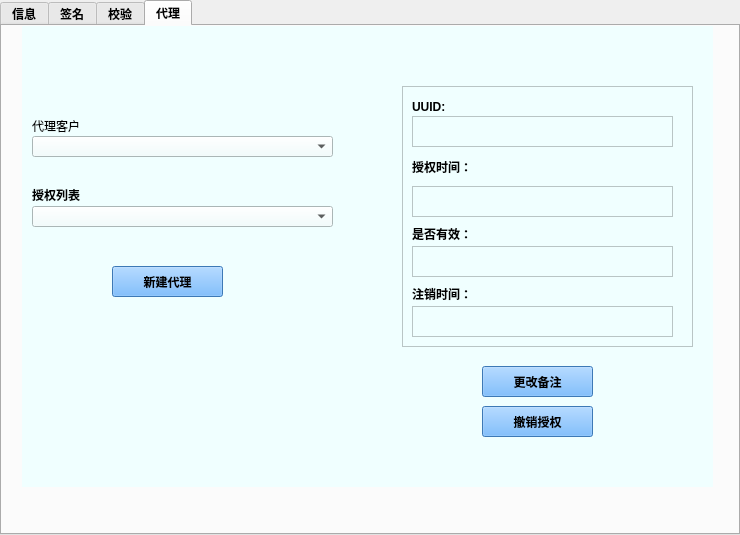
This is Proxy.ui in Hazel-svg/ProxySinature as Qt 5 draws it before an edit. The edited form follows.
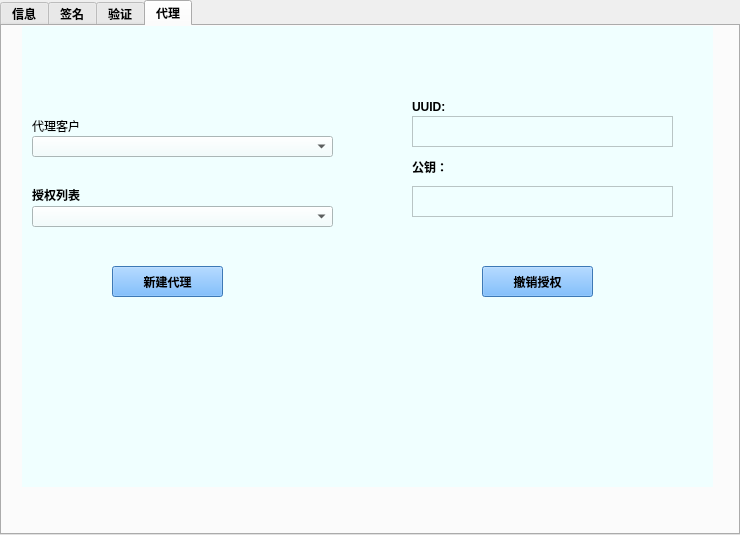
This is the edited form. The open tabs and pages were chosen to show the change. Icons and pictures are not drawn.

What changed in the file:
```diff
--- a/Proxy.ui
+++ b/Proxy.ui
@@ -511,7 +511,7 @@
      <normaloff>C:/Users/zhy/.designer/backup/Resources/verify.png</normaloff>C:/Users/zhy/.designer/backup/Resources/verify.png</iconset>
    </attribute>
    <attribute name="title">
-    <string>校验</string>
+    <string>验证</string>
    </attribute>
    <layout class="QHBoxLayout" name="horizontalLayout">
     <item>
@@ -879,43 +879,11 @@
     <property name="styleSheet">
      <string notr="true">background-color: rgb(240, 255, 255);</string>
     </property>
-    <widget class="QTextBrowser" name="textBrowser_12">
+    <widget class="QPushButton" name="btn_cancleauthorize">
      <property name="geometry">
       <rect>
-       <x>40</x>
-       <y>60</y>
-       <width>291</width>
-       <height>261</height>
-      </rect>
-     </property>
-    </widget>
-    <widget class="QPushButton" name="changeremark_btn">
-     <property name="geometry">
-      <rect>
        <x>120</x>
-       <y>340</y>
-       <width>111</width>
-       <height>31</height>
-      </rect>
-     </property>
-     <property name="font">
-      <font>
-       <weight>75</weight>
-       <bold>true</bold>
-      </font>
-     </property>
-     <property name="styleSheet">
-      <string notr="true">background-color: rgb(85, 170, 255);</string>
-     </property>
-     <property name="text">
-      <string>更改备注</string>
-     </property>
-    </widget>
-    <widget class="QPushButton" name="cancleauthorize_btn">
-     <property name="geometry">
-      <rect>
-       <x>120</x>
-       <y>380</y>
+       <y>240</y>
        <width>111</width>
        <height>31</height>
       </rect>
@@ -933,26 +901,7 @@
       <string>撤销授权</string>
      </property>
     </widget>
-    <widget class="QLabel" name="label_22">
-     <property name="geometry">
-      <rect>
-       <x>50</x>
-       <y>200</y>
-       <width>111</width>
-       <height>16</height>
-      </rect>
-     </property>
-     <property name="font">
-      <font>
-       <weight>75</weight>
-       <bold>true</bold>
-      </font>
-     </property>
-     <property name="text">
-      <string>是否有效：</string>
-     </property>
-    </widget>
-    <widget class="QLabel" name="uuid">
+    <widget class="QLabel" name="lable_uuid">
      <property name="geometry">
       <rect>
        <x>50</x>
@@ -981,17 +930,7 @@
       </rect>
      </property>
     </widget>
-    <widget class="QTextBrowser" name="effective">
-     <property name="geometry">
-      <rect>
-       <x>50</x>
-       <y>220</y>
-       <width>261</width>
-       <height>31</height>
-      </rect>
-     </property>
-    </widget>
-    <widget class="QTextBrowser" name="authorizetime">
+    <widget class="QTextBrowser" name="text_proxypublickey">
      <property name="geometry">
       <rect>
        <x>50</x>
@@ -1017,36 +956,7 @@
       </font>
      </property>
      <property name="text">
-      <string>授权时间：</string>
-     </property>
-    </widget>
-    <widget class="QLabel" name="label_23">
-     <property name="geometry">
-      <rect>
-       <x>50</x>
-       <y>260</y>
-       <width>81</width>
-       <height>16</height>
-      </rect>
-     </property>
-     <property name="font">
-      <font>
-       <weight>75</weight>
-       <bold>true</bold>
-      </font>
-     </property>
-     <property name="text">
-      <string>注销时间：</string>
-     </property>
-    </widget>
-    <widget class="QTextBrowser" name="withdrawtime">
-     <property name="geometry">
-      <rect>
-       <x>50</x>
-       <y>280</y>
-       <width>261</width>
-       <height>31</height>
-      </rect>
+      <string>公钥：</string>
      </property>
     </widget>
    </widget>
```
Left out of the diff: 94 changed lines with no effect on the pictures. Lines whose indentation alone changed are shown as unchanged.
